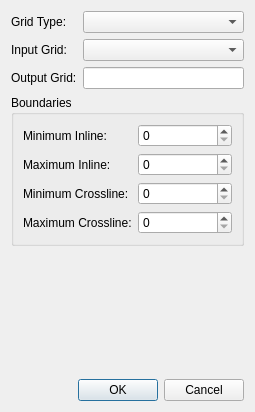
First picture: the form in ProzessUI/cropgriddialog.ui, repository fsoos74/su, before the edit.
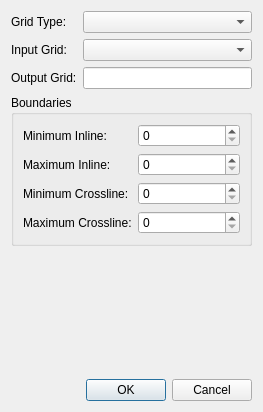
Second picture: the form after the edit.

```diff
--- a/ProzessUI/cropgriddialog.ui
+++ b/ProzessUI/cropgriddialog.ui
@@ -6,7 +6,7 @@
    <rect>
     <x>0</x>
     <y>0</y>
-    <width>255</width>
+    <width>263</width>
     <height>412</height>
    </rect>
   </property>
@@ -64,7 +64,7 @@
       <item row="0" column="1">
        <widget class="QSpinBox" name="sbMinIline">
         <property name="maximum">
-         <number>1000</number>
+         <number>999999</number>
         </property>
        </widget>
       </item>
@@ -76,7 +76,11 @@
        </widget>
       </item>
       <item row="1" column="1">
-       <widget class="QSpinBox" name="sbMaxIline"/>
+       <widget class="QSpinBox" name="sbMaxIline">
+        <property name="maximum">
+         <number>999999</number>
+        </property>
+       </widget>
       </item>
       <item row="2" column="0">
        <widget class="QLabel" name="label_3">
@@ -86,7 +90,11 @@
        </widget>
       </item>
       <item row="2" column="1">
-       <widget class="QSpinBox" name="sbMinXline"/>
+       <widget class="QSpinBox" name="sbMinXline">
+        <property name="maximum">
+         <number>999999</number>
+        </property>
+       </widget>
       </item>
       <item row="3" column="0">
        <widget class="QLabel" name="label_4">
@@ -96,7 +104,11 @@
        </widget>
       </item>
       <item row="3" column="1">
-       <widget class="QSpinBox" name="sbMaxXline"/>
+       <widget class="QSpinBox" name="sbMaxXline">
+        <property name="maximum">
+         <number>999999</number>
+        </property>
+       </widget>
       </item>
      </layout>
     </widget>
```
Left out of the diff: 2 changed lines with no effect on the pictures.
